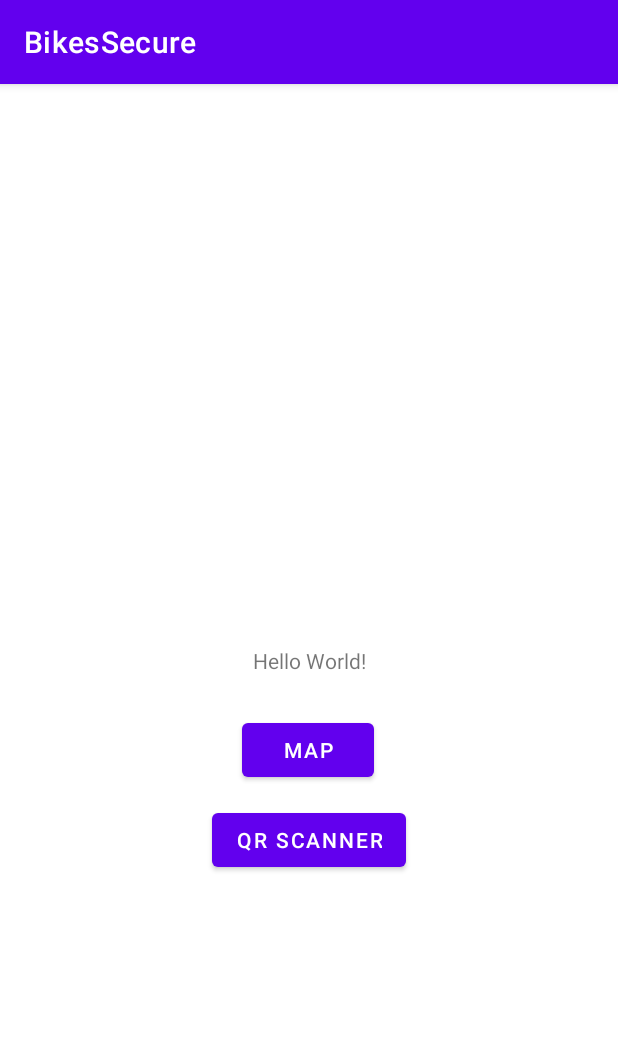
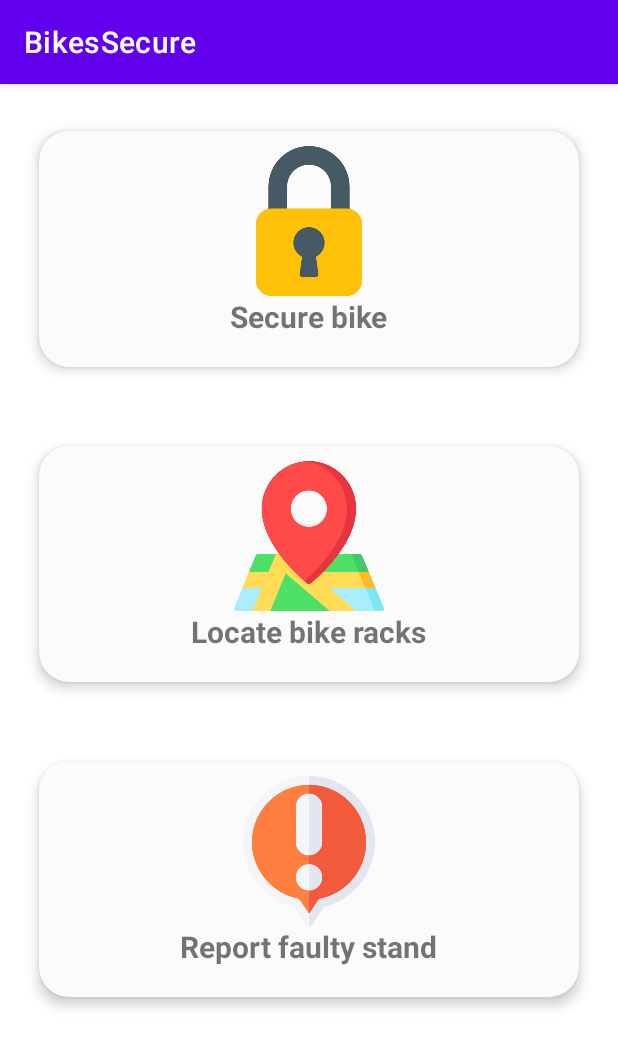
Before and after one commit to LuyingPang/Bike-Rack, an Android app: the screen it shows after launch (MainActivity before the commit, DashboardActivity after it), on a phone screen of 412 x 824 dp. Shown: the top 1048 px of the screen. Run offline under Robolectric (Android 15) with nearby library versions, the phone set to English and light mode, and no system bars; libraries missing offline, so code that uses them is left out: com.amplifyframework, com.amplifyframework.api, com.amplifyframework.auth, com.amplifyframework.core; 4 statements that could not run were skipped.

Commit message:
created a simple dashboard, removed MainActivity, POST request now sends usersub

```diff
--- a/BikesSecure/app/build.gradle
+++ b/BikesSecure/app/build.gradle
@@ -64,7 +64,10 @@ dependencies {
     implementation "androidx.camera:camera-lifecycle:1.0.0-beta04"
     implementation "androidx.camera:camera-view:1.0.0-alpha11"
 
-
     // google maps
     implementation 'com.google.android.gms:play-services-maps:17.0.0'
+
+    // cardview
+    implementation "androidx.cardview:cardview:1.0.0"
+
 }
--- a/BikesSecure/app/src/main/AndroidManifest.xml
+++ b/BikesSecure/app/src/main/AndroidManifest.xml
@@ -16,7 +16,7 @@
         android:roundIcon="@mipmap/ic_launcher_round"
         android:supportsRtl="true"
         android:theme="@style/Theme.BikesSecure">
-        <activity android:name=".MainActivity">
+        <activity android:name=".DashboardActivity">
             <intent-filter>
                 <action android:name="android.intent.action.MAIN" />
 
@@ -27,7 +27,7 @@
         <activity
             android:name=".QRScannerActivity"
             android:label="@string/title_activity_qrscanner"
-            android:parentActivityName=".MainActivity"/>
+            android:parentActivityName=".DashboardActivity"/>
 
         <!--
              The API key for Google Maps-based APIs is defined as a string resource.
--- a/BikesSecure/app/src/main/java/com/example/bikessecure/Authentication.java
+++ b/BikesSecure/app/src/main/java/com/example/bikessecure/Authentication.java
@@ -8,15 +8,14 @@ import com.amplifyframework.auth.options.AuthSignUpOptions;
 import com.amplifyframework.core.Amplify;
 
 public class Authentication {
+    private static final String TAG = "Authentication";
     private static final String testUsername = "username";
     private static final String testPassword = "Password123";
 
     public static void signIn (String username, String password) {
         Amplify.Auth.signIn( username, password,
-                result -> {
-                    Log.i("Authentication/signIn", result.isSignInComplete() ? "Sign in succeeded" : "Sign in not complete");
-                },
-                error -> Log.e("Authentication/signIn", error.toString())
+                result -> Log.i(TAG+"/signIn", result.isSignInComplete() ? "Sign in succeeded" : "Sign in not complete"),
+                error -> Log.e(TAG+"/signIn", error.toString())
         );
     }
 
@@ -25,27 +24,32 @@ public class Authentication {
                 .userAttribute(AuthUserAttributeKey.email(), email)
                 .build();
         Amplify.Auth.signUp(username, password, options,
-                result -> Log.i("Authentication/signUp", "Result: " + result.toString()),
-                error -> Log.e("Authentication/signUp", "Sign up failed", error)
+                result -> Log.i(TAG+"/signUp", "Result: " + result.toString()),
+                error -> Log.e(TAG+"/signUp", "Sign up failed", error)
         );
     }
 
     public static void confirmSignUp (String username, String confirmationCode) {
         Amplify.Auth.confirmSignUp( username, confirmationCode,
-                result -> Log.i("Authentication/confirm", result.isSignUpComplete() ? "Confirm sign up succeeded" : "Confirm sign up not complete"),
-                error -> Log.e("Authentication/confirm", error.toString())
+                result -> Log.i(TAG+"/confirm", result.isSignUpComplete() ? "Confirm sign up succeeded" : "Confirm sign up not complete"),
+                error -> Log.e(TAG+"/confirm", error.toString())
         );
     }
 
     public static void signOut () {
         Amplify.Auth.signOut(
-                () -> Log.i("Authentication/signOut", "Signed out successfully"),
-                error -> Log.e("Authentication/signOut", error.toString())
+                () -> Log.i(TAG+"/signOut", "Signed out successfully"),
+                error -> Log.e(TAG+"/signOut", error.toString())
         );
     }
 
+    public static String getUserSub () {
+//        Log.i(TAG+"/UserSub", Amplify.Auth.getCurrentUser().getUserId());
+        return Amplify.Auth.getCurrentUser().getUserId();
+    }
+
     /* Method not in use, but keeping code in case we need it */
-    private static void getTokens () {
+    /*private static void getTokens () {
         Amplify.Auth.fetchAuthSession(
                 result -> {
                     AWSCognitoAuthSession cognitoAuthSession = (AWSCognitoAuthSession) result;
@@ -60,6 +64,6 @@ public class Authentication {
                 },
                 error -> Log.e("AuthQuickStart", error.toString())
         );
-    }
+    }*/
 
 }
--- a/BikesSecure/app/src/main/java/com/example/bikessecure/MainActivity.java
+++ b/BikesSecure/app/src/main/java/com/example/bikessecure/DashboardActivity.java
@@ -7,29 +7,30 @@ import android.os.Bundle;
 import android.util.Log;
 import android.view.View;
 
-public class MainActivity extends AppCompatActivity {
+
+public class DashboardActivity extends AppCompatActivity {
+    private static final String TAG = "DashboardActivity";
     public static final String REQUEST = "com.example.bikessecure.REQUEST";
-
 
     @Override
     protected void onCreate(Bundle savedInstanceState) {
         super.onCreate(savedInstanceState);
-        setContentView(R.layout.activity_main);
+        setContentView(R.layout.activity_dashboard);
 
         Authentication.signIn("username", "Password123");
 //        Authentication.signOut();
 
     }
 
-    /* simple buttons to switch activities */
-    public void mapButton(View view) {
+    /* attached to onClick to switch activities */
+    public void toMapsActivity(View view) {
         Intent intent = new Intent(this, MapsActivity.class);
         startActivity(intent);
     }
 
-    public void qrButton(View view) {
+    public void toQRScannerActivity(View view) {
         Intent intent = new Intent(this, QRScannerActivity.class);
-        intent.putExtra(REQUEST, "lock");
+        intent.putExtra(REQUEST, (String) view.getTag());
         startActivity(intent);
     }
 
--- a/BikesSecure/app/src/main/java/com/example/bikessecure/QRScannerActivity.java
+++ b/BikesSecure/app/src/main/java/com/example/bikessecure/QRScannerActivity.java
@@ -25,6 +25,8 @@ import com.example.bikessecure.qrscanner.ExchangeScannedData;
 import com.example.bikessecure.qrscanner.VisionImageProcessor;
 import com.example.bikessecure.databinding.ActivityQRScannerBinding;
 import com.google.mlkit.common.MlKitException;
+
+import org.jetbrains.annotations.NotNull;
 
 import java.util.ArrayList;
 import java.util.List;
@@ -60,11 +62,11 @@ public class QRScannerActivity extends AppCompatActivity
     @Override
     protected void onCreate(Bundle savedInstanceState) {
         super.onCreate(savedInstanceState);
-        Log.d(TAG, "onCreate");
 
         // get the request from the dashboard button
         Intent intent = getIntent();
-        request = intent.getStringExtra(MainActivity.REQUEST);
+        request = intent.getStringExtra(DashboardActivity.REQUEST);
+        Log.i(TAG, "received request: " + request);
 
 
         /* camera selector, only thing I understand is choosing the back cam instead of face cam */
@@ -283,7 +285,7 @@ public class QRScannerActivity extends AppCompatActivity
      */
     @Override
     public void onRequestPermissionsResult(
-            int requestCode, String[] permissions, int[] grantResults) {
+            int requestCode, @NotNull String[] permissions, @NotNull int[] grantResults) {
         Log.i(TAG, "Permission granted!");
         if (allPermissionsGranted()) {
             bindAllCameraUseCases();
--- a/BikesSecure/app/src/main/java/com/example/bikessecure/RestApi.java
+++ b/BikesSecure/app/src/main/java/com/example/bikessecure/RestApi.java
@@ -11,8 +11,8 @@ public class RestApi {
 
     public static void postRequest(String standID, String rackID, String request) {
 
-        String jsonFormat = String.format("{\"Stand ID\":\"%s\",\"Rack ID\":\"%s\",\"Request\":\"%s\",\"Password\":\"\"}",
-                                            standID, rackID, request);
+        String jsonFormat = String.format("{\"Stand ID\":\"%s\",\"Rack ID\":\"%s\",\"Request\":\"%s\",\"Password\":\"%s\"}",
+                                            standID, rackID, request, Authentication.getUserSub());
 
         RestOptions options = RestOptions.builder()
                 .addPath("/bikestage")
@@ -20,27 +20,7 @@ public class RestApi {
                 .build();
 
         Amplify.API.post(options,
-                restResponse -> {
-                    Log.i(TAG+"/postRequest", "POST succeeded: " + restResponse.getData().asString());
-                },
-                apiFailure -> Log.e(TAG+"/postRequest", "POST failed.", apiFailure)
-        );
-    }
-
-    public static void postRequest(String standID, String rackID, String request, String password) {
-
-        String jsonFormat = String.format("{\"Stand ID\":\"%s\",\"Rack ID\":\"%s\",\"Request\":\"%s\",\"Password\":\"%s\"}",
-                standID, rackID, request, password);
-
-        RestOptions options = RestOptions.builder()
-                .addPath("/bikestage")
-                .addBody(jsonFormat.getBytes())
-                .build();
-
-        Amplify.API.post(options,
-                restResponse -> {
-                    Log.i(TAG+"/postRequest", "POST succeeded: " + restResponse.getData().asString());
-                },
+                restResponse -> Log.i(TAG+"/postRequest", "POST succeeded: " + restResponse.getData().asString()),
                 apiFailure -> Log.e(TAG+"/postRequest", "POST failed.", apiFailure)
         );
     }
--- /dev/null
+++ b/BikesSecure/app/src/main/res/layout/activity_dashboard.xml
@@ -0,0 +1,226 @@
+<?xml version="1.0" encoding="utf-8"?>
+<androidx.constraintlayout.widget.ConstraintLayout xmlns:android="http://schemas.android.com/apk/res/android"
+    xmlns:app="http://schemas.android.com/apk/res-auto"
+    xmlns:tools="http://schemas.android.com/tools"
+    android:layout_width="match_parent"
+    android:layout_height="match_parent"
+    tools:context=".DashboardActivity">
+
+    <androidx.cardview.widget.CardView
+        android:id="@+id/card_lock"
+        android:layout_width="match_parent"
+        android:layout_height="200dp"
+        android:layout_margin="10dp"
+        android:layout_marginTop="16dp"
+        android:onClick="toQRScannerActivity"
+        android:tag="lock"
+        android:visibility="visible"
+        app:cardBackgroundColor="@color/cardBackground"
+        app:cardCornerRadius="20dp"
+        app:cardElevation="5dp"
+        app:cardMaxElevation="10dp"
+        app:cardPreventCornerOverlap="true"
+        app:cardUseCompatPadding="true"
+        app:layout_constraintEnd_toEndOf="parent"
+        app:layout_constraintHorizontal_bias="0.842"
+        app:layout_constraintStart_toStartOf="parent"
+        app:layout_constraintTop_toTopOf="parent">
+
+        <!--
+        In the above cardview widget
+        cardelevation property will give elevation to your card view
+        card corner radius will provide radius to your card view
+        card background color will give background color to your card view
+        card max elevation will give the cardview maximum elevation
+        card prevent corner overlap will add padding to CardView on v20 and before to prevent intersections between the Card content and rounded corners.
+        card use compact padding will add padding in API v21+ as well to have the same measurements with previous versions.
+        below are the two widgets imageview and text view we are displaying inside our card view.
+        -->
+
+        <ImageView
+            android:id="@+id/image_lock"
+            android:layout_width="100dp"
+            android:layout_height="100dp"
+            android:layout_gravity="center_horizontal|top"
+            android:layout_marginTop="10dp"
+            android:contentDescription="@string/card_text_lock"
+            app:srcCompat="@drawable/lock" />
+
+        <TextView
+            android:id="@+id/text_lock"
+            android:layout_width="wrap_content"
+            android:layout_height="wrap_content"
+            android:layout_gravity="bottom|center_horizontal"
+            android:layout_marginBottom="20dp"
+            android:text="@string/card_text_lock"
+            android:textSize="20sp"
+            android:textStyle="bold" />
+
+    </androidx.cardview.widget.CardView>
+
+    <androidx.cardview.widget.CardView
+        android:id="@+id/card_unlock"
+        android:layout_width="match_parent"
+        android:layout_height="200dp"
+        android:layout_margin="10dp"
+        android:layout_marginTop="16dp"
+        android:onClick="toQRScannerActivity"
+        android:tag="unlock"
+        android:visibility="gone"
+        app:cardBackgroundColor="@color/cardBackground"
+        app:cardCornerRadius="20dp"
+        app:cardElevation="5dp"
+        app:cardMaxElevation="10dp"
+        app:cardPreventCornerOverlap="true"
+        app:cardUseCompatPadding="true"
+        app:layout_constraintEnd_toEndOf="parent"
+        app:layout_constraintHorizontal_bias="0.842"
+        app:layout_constraintStart_toStartOf="parent"
+        app:layout_constraintTop_toTopOf="parent">
+
+        <!--
+        In the above cardview widget
+        cardelevation property will give elevation to your card view
+        card corner radius will provide radius to your card view
+        card background color will give background color to your card view
+        card max elevation will give the cardview maximum elevation
+        card prevent corner overlap will add padding to CardView on v20 and before to prevent intersections between the Card content and rounded corners.
+        card use compact padding will add padding in API v21+ as well to have the same measurements with previous versions.
+        below are the two widgets imageview and text view we are displaying inside our card view.
+        -->
+
+        <ImageView
+            android:id="@+id/image_unlock"
+            android:layout_width="100dp"
+            android:layout_height="100dp"
+            android:layout_gravity="start|center_vertical"
+            android:layout_marginStart="10dp"
+            android:contentDescription="@string/card_text_unlock"
+            app:srcCompat="@drawable/unlock" />
+
+        <TextView
+            android:id="@+id/text_unlock"
+            android:layout_width="wrap_content"
+            android:layout_height="wrap_content"
+            android:layout_gravity="center"
+            android:layout_marginStart="30dp"
+            android:lineSpacingExtra="8sp"
+            android:text="@string/card_text_unlock"
+            android:textAlignment="center"
+            android:textSize="20sp"
+            android:textStyle="bold" />
+
+    </androidx.cardview.widget.CardView>
+
+    <androidx.cardview.widget.CardView
+        android:id="@+id/card_maps"
+        android:layout_width="match_parent"
+        android:layout_height="200dp"
+        android:layout_margin="10dp"
+        android:layout_marginTop="16dp"
+        android:onClick="toMapsActivity"
+        android:tag="maps"
+        app:cardBackgroundColor="@color/cardBackground"
+        app:cardCornerRadius="20dp"
+        app:cardElevation="5dp"
+        app:cardMaxElevation="10dp"
+        app:cardPreventCornerOverlap="true"
+        app:cardUseCompatPadding="true"
+        app:layout_constraintEnd_toEndOf="parent"
+        app:layout_constraintHorizontal_bias="0.842"
+        app:layout_constraintStart_toStartOf="parent"
+        app:layout_constraintTop_toBottomOf="@+id/card_lock">
+
+        <!--
+        In the above cardview widget
+        cardelevation property will give elevation to your card view
+        card corner radius will provide radius to your card view
+        card background color will give background color to your card view
+        card max elevation will give the cardview maximum elevation
+        card prevent corner overlap will add padding to CardView on v20 and before to prevent intersections between the Card content and rounded corners.
+        card use compact padding will add padding in API v21+ as well to have the same measurements with previous versions.
+        below are the two widgets imageview and text view we are displaying inside our card view.
+        -->
+
+        <ImageView
+            android:id="@+id/image_maps"
+            android:layout_width="100dp"
+            android:layout_height="100dp"
+            android:layout_gravity="center_horizontal|top"
+            android:layout_marginTop="10dp"
+            android:contentDescription="@string/card_text_maps"
+            app:srcCompat="@drawable/map" />
+
+        <TextView
+            android:id="@+id/text_maps"
+            android:layout_width="wrap_content"
+            android:layout_height="wrap_content"
+            android:layout_gravity="bottom|center_horizontal"
+            android:layout_marginBottom="20dp"
+            android:text="@string/card_text_maps"
+            android:textSize="20sp"
+            android:textStyle="bold" />
+
+    </androidx.cardview.widget.CardView>
+
+    <androidx.cardview.widget.CardView
+        android:id="@+id/card_faulty"
+        android:layout_width="match_parent"
+        android:layout_height="200dp"
+        android:layout_margin="10dp"
+        android:layout_marginTop="16dp"
+        android:onClick="toQRScannerActivity"
+        android:tag="faulty"
+        app:cardBackgroundColor="@color/cardBackground"
+        app:cardCornerRadius="20dp"
+        app:cardElevation="5dp"
+        app:cardMaxElevation="10dp"
+        app:cardPreventCornerOverlap="true"
+        app:cardUseCompatPadding="true"
+        app:layout_constraintEnd_toEndOf="parent"
+        app:layout_constraintHorizontal_bias="0.842"
+        app:layout_constraintStart_toStartOf="parent"
+        app:layout_constraintTop_toBottomOf="@+id/card_maps">
+
+        <!--
+        In the above cardview widget
+        cardelevation property will give elevation to your card view
+        card corner radius will provide radius to your card view
+        card background color will give background color to your card view
+        card max elevation will give the cardview maximum elevation
+        card prevent corner overlap will add padding to CardView on v20 and before to prevent intersections between the Card content and rounded corners.
+        card use compact padding will add padding in API v21+ as well to have the same measurements with previous versions.
+        below are the two widgets imageview and text view we are displaying inside our card view.
+        -->
+
+        <ImageView
+            android:id="@+id/image_faulty"
+            android:layout_width="100dp"
+            android:layout_height="100dp"
+            android:layout_gravity="center_horizontal|top"
+            android:layout_marginTop="10dp"
+            android:contentDescription="@string/card_text_faulty"
+            app:srcCompat="@drawable/report" />
+
+        <TextView
+            android:id="@+id/text_faulty"
+            android:layout_width="wrap_content"
+            android:layout_height="wrap_content"
+            android:layout_gravity="bottom|center_horizontal"
+            android:layout_marginBottom="20dp"
+            android:text="@string/card_text_faulty"
+            android:textSize="20sp"
+            android:textStyle="bold" />
+
+    </androidx.cardview.widget.CardView>
+
+</androidx.constraintlayout.widget.ConstraintLayout>
+
+<!--
+    Icon source:
+    lock & unlock - Icon made by Pixel perfect from www.flaticon.com
+    map & report (exclaimation-mark) - Icon made by Freepik from www.flaticon.com
+
+    https://support.flaticon.com/hc/en-us/articles/207248209-How-I-must-insert-the-attribution
+
+-->
--- a/BikesSecure/app/src/main/res/layout/activity_main.xml
+++ /dev/null
@@ -1,41 +0,0 @@
-<?xml version="1.0" encoding="utf-8"?>
-<androidx.constraintlayout.widget.ConstraintLayout xmlns:android="http://schemas.android.com/apk/res/android"
-    xmlns:app="http://schemas.android.com/apk/res-auto"
-    xmlns:tools="http://schemas.android.com/tools"
-    android:layout_width="match_parent"
-    android:layout_height="match_parent"
-    tools:context=".MainActivity">
-
-    <TextView
-        android:layout_width="wrap_content"
-        android:layout_height="wrap_content"
-        android:text="Hello World!"
-        app:layout_constraintBottom_toBottomOf="parent"
-        app:layout_constraintLeft_toLeftOf="parent"
-        app:layout_constraintRight_toRightOf="parent"
-        app:layout_constraintTop_toTopOf="parent" />
-
-    <Button
-        android:id="@+id/button"
-        android:layout_width="wrap_content"
-        android:layout_height="wrap_content"
-        android:layout_marginBottom="300dp"
-        android:onClick="mapButton"
-        android:text="map"
-        app:layout_constraintBottom_toBottomOf="parent"
-        app:layout_constraintEnd_toEndOf="parent"
-        app:layout_constraintHorizontal_bias="0.498"
-        app:layout_constraintStart_toStartOf="parent" />
-
-    <Button
-        android:id="@+id/button2"
-        android:layout_width="wrap_content"
-        android:layout_height="wrap_content"
-        android:layout_marginTop="12dp"
-        android:onClick="qrButton"
-        android:text="QR Scanner"
-        app:layout_constraintEnd_toEndOf="parent"
-        app:layout_constraintStart_toStartOf="parent"
-        app:layout_constraintTop_toBottomOf="@+id/button" />
-
-</androidx.constraintlayout.widget.ConstraintLayout>
--- a/BikesSecure/app/src/main/res/values/colors.xml
+++ b/BikesSecure/app/src/main/res/values/colors.xml
@@ -8,6 +8,8 @@
     <color name="black">#FF000000</color>
     <color name="white">#FFFFFFFF</color>
 
+    <color name="cardBackground">#FBFBFB</color>
+
     <!--  for activity_q_r_scanner.xml  -->
     <color name="colorPrimary">#FFFFFF</color>
     <color name="colorBackground">#121212</color>
--- a/BikesSecure/app/src/main/res/values/strings.xml
+++ b/BikesSecure/app/src/main/res/values/strings.xml
@@ -2,4 +2,11 @@
     <string name="app_name">BikesSecure</string>
     <string name="title_activity_maps">Map</string>
     <string name="title_activity_qrscanner">QR Scanner</string>
+
+    <string name="card_text_lock">Secure bike</string>
+    <string name="card_text_maps">Locate bike racks</string>
+    <string name="card_text_faulty">Report faulty stand</string>
+    <string name="card_text_unlock">"Location:\nRack 1\nStand:    1"</string>
+
+
 </resources>
```
Also changed, not shown: BikesSecure/app/src/main/res/drawable/lock.png (added), BikesSecure/app/src/main/res/drawable/map.png (added), BikesSecure/app/src/main/res/drawable/report.png (added), BikesSecure/app/src/main/res/drawable/unlock.png (added).
